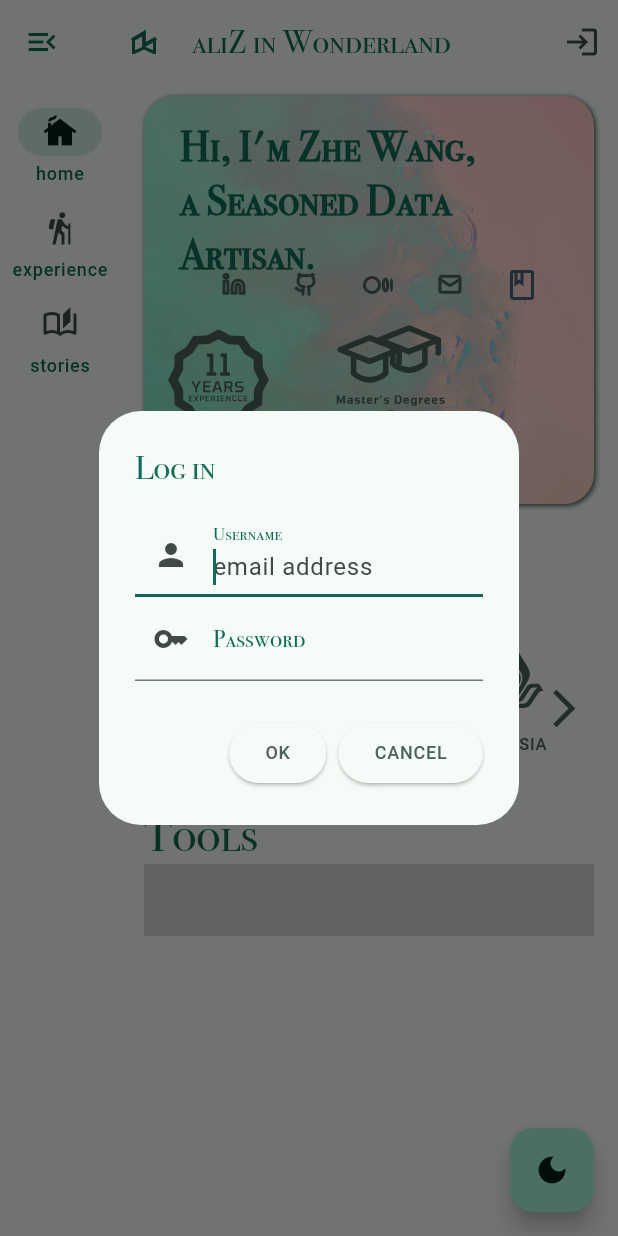
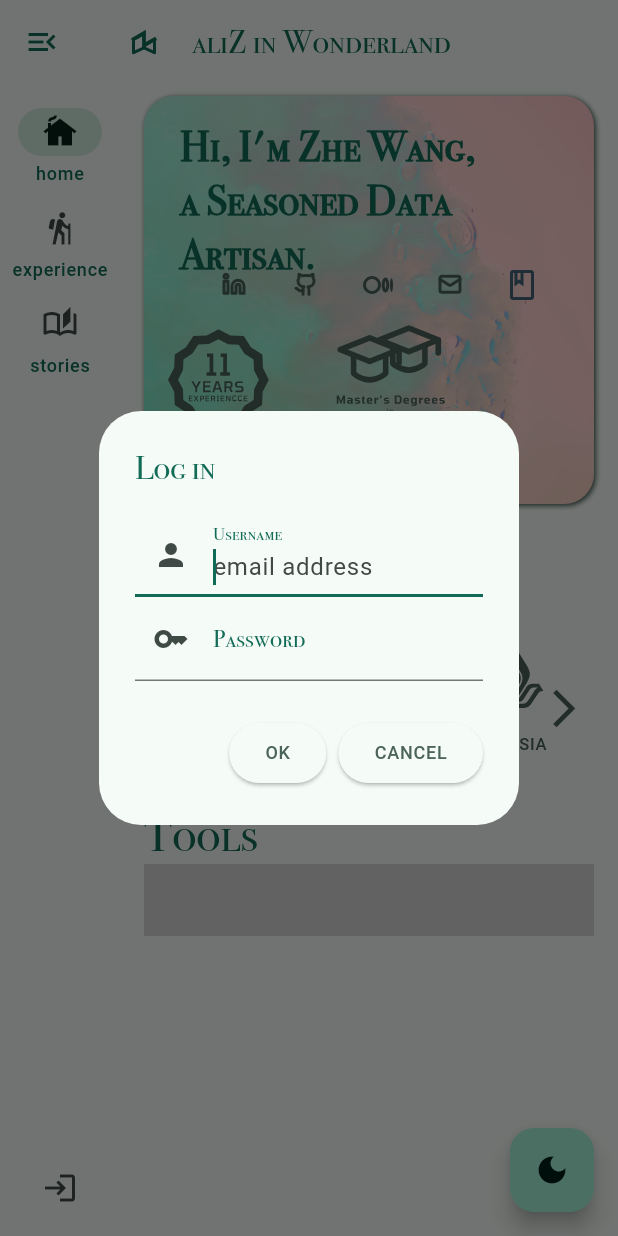
Before and after one commit to zh3w4ng/aliz-wonderland, a Flutter app: the screen it shows after launch, after a tap on the "menu" icon, after a tap on the "login" icon, on a phone screen of 412 x 824 dp. Run offline on Flutter 3.47's test engine with Material 3 defaults, Android fonts, the phone set to English and light mode, and no system bars; drawn by our look-alikes of card_swiper; our stand-ins replace cloud_firestore, firebase_auth, firebase_core, flutter_svg, go_router, timelines_plus; missing offline and left inert: appflowy_code_block, appflowy_editor, word_cloud; accounts and stored records are empty; Roboto replaces fonts that are missing (Bodoni 72); statements that could not run were skipped.

Commit message:
position login button at the bottom of NavRail and fix rich text editor overflow

```diff
--- a/lib/home_page.dart
+++ b/lib/home_page.dart
@@ -34,8 +34,6 @@ class _HomePageState extends State<HomePage> {
   bool _navigationRailVisible = false;
   int _selectedIndex = 0;
   NavigationRailLabelType labelType = NavigationRailLabelType.all;
-  bool showLeading = false;
-  bool showTrailing = false;
   double groupAlignment = -1.0;
 
   Widget _selectDestination() {
@@ -64,7 +62,6 @@ class _HomePageState extends State<HomePage> {
     final appStateProvider = Provider.of<AppStateProvider>(context);
     return Scaffold(
       appBar: AppBar(
-        actions: const [LogInOutModal()],
         leading: IconButton(
           icon: _navigationRailVisible
               ? const Icon(Icons.menu_open)
@@ -102,7 +99,7 @@ class _HomePageState extends State<HomePage> {
                   onDestinationSelected: (int index) =>
                       setState(() => _selectedIndex = index),
                   labelType: labelType,
-                  leading: showLeading
+                  leading: appStateProvider.loggedIn()
                       ? FloatingActionButton(
                           elevation: 0,
                           onPressed: () {
@@ -111,14 +108,12 @@ class _HomePageState extends State<HomePage> {
                           child: const Icon(Icons.add),
                         )
                       : const SizedBox(),
-                  trailing: showTrailing
-                      ? IconButton(
-                          onPressed: () {
-                            // Add your onPressed code here!
-                          },
-                          icon: const Icon(Icons.more_horiz_rounded),
-                        )
-                      : const SizedBox(),
+                  trailing: const Expanded(
+                      child: Align(
+                          alignment: Alignment.bottomCenter,
+                          child: Padding(
+                              padding: EdgeInsets.only(bottom: 8),
+                              child: LogInOutModal()))),
                   destinations: <NavigationRailDestination>[
                     NavigationRailDestination(
                       icon: const Icon(Icons.cottage_outlined),
--- a/lib/log_in_out_modal.dart
+++ b/lib/log_in_out_modal.dart
@@ -53,6 +53,7 @@ class _LogInOutModal extends State<LogInOutModal> {
 
     return appStateProvider!.loggedIn()
         ? IconButton(
+            tooltip: 'Log out',
             onPressed: () => showDialog(
                 context: context,
                 builder: (_) => AlertDialog(
@@ -72,6 +73,7 @@ class _LogInOutModal extends State<LogInOutModal> {
                         ])),
             icon: const Icon(Icons.logout_outlined))
         : IconButton(
+            tooltip: 'Log in',
             onPressed: () => showDialog(
                 context: context,
                 builder: (_) => AlertDialog(
--- a/lib/story_page.dart
+++ b/lib/story_page.dart
@@ -53,7 +53,7 @@ class _StoryPageState extends State<StoryPage> {
                       document: Document.fromJson(snapshot.data['doc']))
                   : EditorState.blank();
 
-              return Column(
+              return ListView(
                 children: [
                   appStateProvider.loggedIn()
                       ? IconButton(
```
